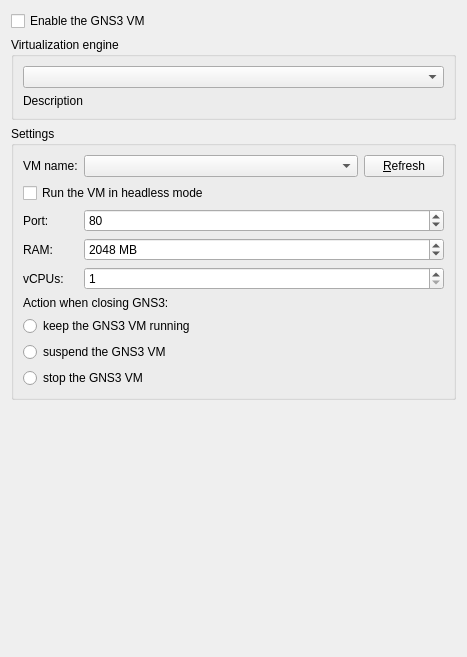
kaisenlinux/gns3-gui, file gns3/ui/gns3_vm_preferences_page.ui: the form before one commit.
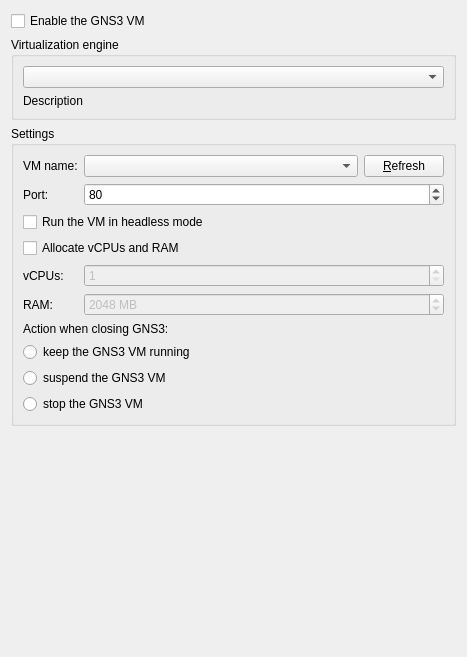
The form after the commit.

Patch:
```diff
--- a/gns3/ui/gns3_vm_preferences_page.ui
+++ b/gns3/ui/gns3_vm_preferences_page.ui
@@ -85,28 +85,28 @@
       <string>Settings</string>
      </property>
      <layout class="QGridLayout" name="gridLayout">
-      <item row="8" column="0" colspan="2">
-       <widget class="QLabel" name="uiActionCloseLabel">
-        <property name="text">
-         <string>Action when closing GNS3:</string>
-        </property>
-       </widget>
-      </item>
-      <item row="1" column="0" colspan="2">
+      <item row="3" column="0" colspan="2">
        <widget class="QCheckBox" name="uiHeadlessCheckBox">
         <property name="text">
          <string>Run the VM in headless mode</string>
         </property>
        </widget>
       </item>
-      <item row="9" column="0" colspan="2">
+      <item row="11" column="0" colspan="2">
+       <widget class="QLabel" name="uiActionCloseLabel">
+        <property name="text">
+         <string>Action when closing GNS3:</string>
+        </property>
+       </widget>
+      </item>
+      <item row="12" column="0" colspan="2">
        <widget class="QRadioButton" name="uiWhenExitKeepRadioButton">
         <property name="text">
          <string>keep the GNS3 VM running</string>
         </property>
        </widget>
       </item>
-      <item row="10" column="0" colspan="2">
+      <item row="13" column="0" colspan="2">
        <widget class="QRadioButton" name="uiWhenExitSuspendRadioButton">
         <property name="text">
          <string>suspend the GNS3 VM</string>
@@ -141,22 +141,25 @@
         </item>
        </layout>
       </item>
-      <item row="11" column="0" colspan="2">
+      <item row="14" column="0" colspan="2">
        <widget class="QRadioButton" name="uiWhenExitStopRadioButton">
         <property name="text">
          <string>stop the GNS3 VM</string>
         </property>
        </widget>
       </item>
-      <item row="4" column="0">
+      <item row="6" column="0">
        <widget class="QLabel" name="uiRamLabel">
         <property name="text">
          <string>RAM:</string>
         </property>
        </widget>
       </item>
-      <item row="4" column="1">
+      <item row="6" column="1">
        <widget class="QSpinBox" name="uiRamSpinBox">
+        <property name="enabled">
+         <bool>false</bool>
+        </property>
         <property name="suffix">
          <string> MB</string>
         </property>
@@ -174,23 +177,6 @@
         </property>
        </widget>
       </item>
-      <item row="5" column="1">
-       <widget class="QSpinBox" name="uiCpuSpinBox">
-        <property name="minimum">
-         <number>1</number>
-        </property>
-        <property name="value">
-         <number>1</number>
-        </property>
-       </widget>
-      </item>
-      <item row="5" column="0">
-       <widget class="QLabel" name="uiCpuLabel">
-        <property name="text">
-         <string>vCPUs:</string>
-        </property>
-       </widget>
-      </item>
       <item row="2" column="0">
        <widget class="QLabel" name="uiPortLabel">
         <property name="text">
@@ -211,6 +197,33 @@
         </property>
        </widget>
       </item>
+      <item row="4" column="0" colspan="2">
+       <widget class="QCheckBox" name="uiAllocatevCPUsRAMCheckBox">
+        <property name="text">
+         <string>Allocate vCPUs and RAM</string>
+        </property>
+       </widget>
+      </item>
+      <item row="5" column="0">
+       <widget class="QLabel" name="uiCpuLabel">
+        <property name="text">
+         <string>vCPUs:</string>
+        </property>
+       </widget>
+      </item>
+      <item row="5" column="1">
+       <widget class="QSpinBox" name="uiCpuSpinBox">
+        <property name="enabled">
+         <bool>false</bool>
+        </property>
+        <property name="minimum">
+         <number>1</number>
+        </property>
+        <property name="value">
+         <number>1</number>
+        </property>
+       </widget>
+      </item>
      </layout>
     </widget>
    </item>
```
Left out of the diff: 2 changed lines with no effect on the pictures.
